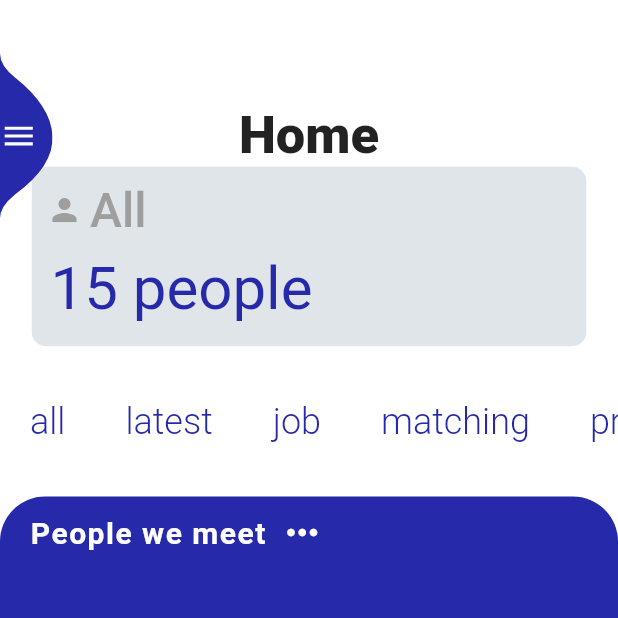
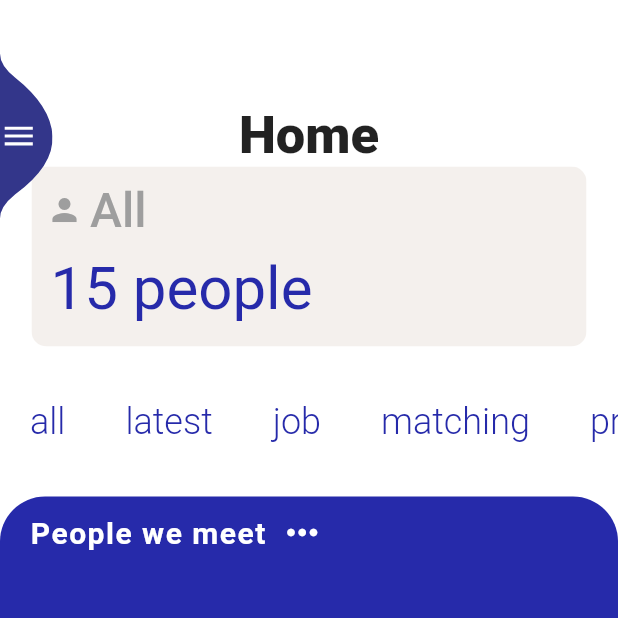
Before and after one commit to UserKazun/relationship_management, a Flutter app: the screen it shows after launch, on a phone screen of 412 x 824 dp, the top half of it. Run offline on Flutter 3.47's test engine with Material 2 defaults, Android fonts, the phone set to English and light mode, and no system bars; our stand-ins replace rxdart.

Commit message:
[update]Change color.

```diff
--- a/lib/widgets/category_info.dart
+++ b/lib/widgets/category_info.dart
@@ -8,7 +8,7 @@ class CategoryInfo extends StatelessWidget {
       child: Container(
         width: 370,
         height: 120,
-        color: Colors.blueGrey.withOpacity(0.2),
+        color: Color(0xFFE4DAD2).withOpacity(0.4),
         child: Column(
           children: <Widget>[
             Container(
--- a/lib/widgets/sidebar.dart
+++ b/lib/widgets/sidebar.dart
@@ -67,7 +67,7 @@ class _SideBarState extends State<SideBar> with SingleTickerProviderStateMixin<S
             children: <Widget>[
               Expanded(
                 child: Container(
-                  color: const Color(0xFF262AAA),
+                  color: const Color(0xFF33368A),
                   child: Column(
                     children: <Widget>[
                       SizedBox(height: 50),
@@ -117,7 +117,7 @@ class _SideBarState extends State<SideBar> with SingleTickerProviderStateMixin<S
                     child: Container(
                       width: 35,
                       height: 110,
-                      color: const Color(0xFF262AAA),
+                      color: const Color(0xFF33368A),
                       alignment: Alignment.centerLeft,
                       child: AnimatedIcon(
                         progress: _animationController.view,
--- a/pubspec.yaml
+++ b/pubspec.yaml
@@ -42,8 +42,8 @@ flutter:
   uses-material-design: true
 
   # To add assets to your application, add an assets section, like this:
-  # assets:
-  #  - images/a_dot_burr.jpeg
+  assets:
+   - assets/images/
   #  - images/a_dot_ham.jpeg
 
   # An image asset can refer to one or more resolution-specific "variants", see
```
